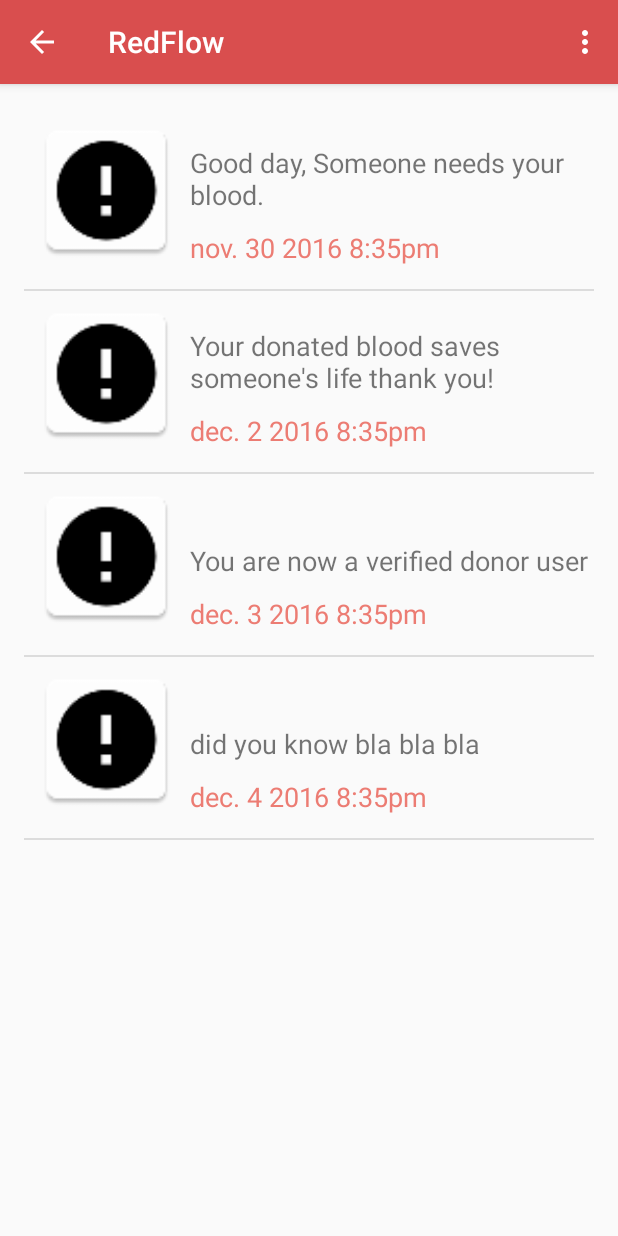
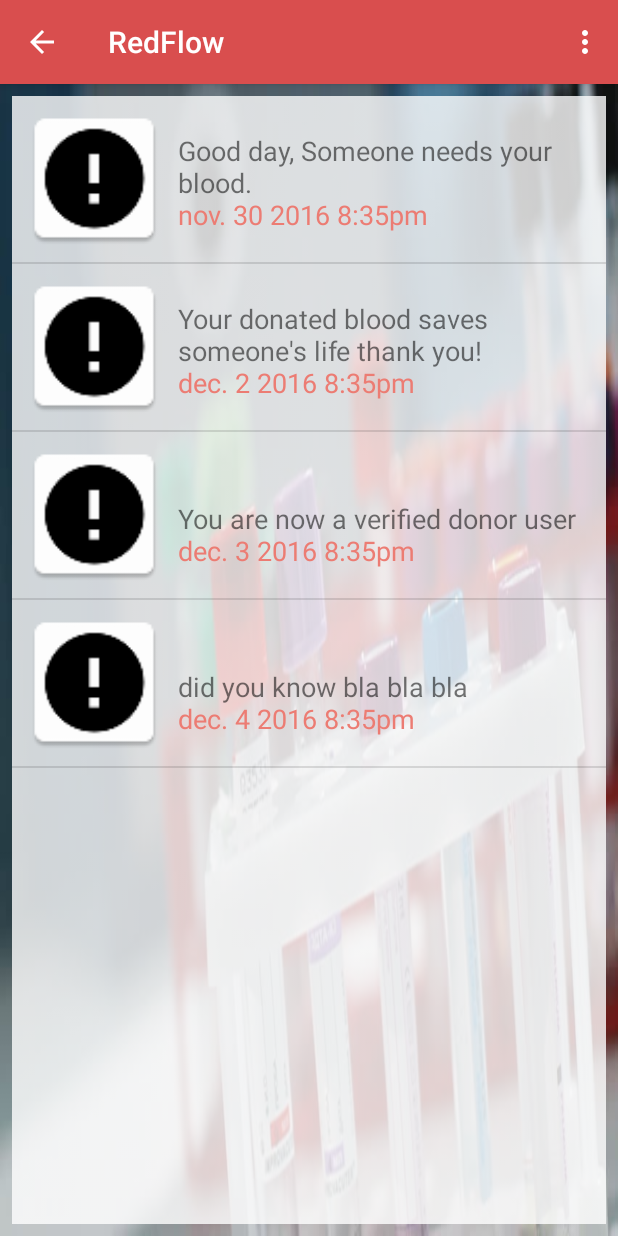
Before and after one commit to axeltants/capstone, an Android app: the notification screen opened directly, with no data from a screen before it, on a phone screen of 412 x 824 dp. Run offline under Robolectric (Android 15) with nearby library versions, the light colour scheme and no system bars.

```diff
--- a/RedFlow/app/src/main/AndroidManifest.xml
+++ b/RedFlow/app/src/main/AndroidManifest.xml
@@ -13,7 +13,7 @@
         android:label="@string/app_name"
         android:supportsRtl="true"
         android:theme="@style/AppTheme">
-        <activity android:name=".LoginActivity">
+        <activity android:name=".admin.search_result">
             <intent-filter>
                 <action android:name="android.intent.action.MAIN" />
 
@@ -29,7 +29,7 @@
         <activity android:name=".history" android:parentActivityName=".home"/>
         <activity android:name=".admin.admin_home" />
         <activity android:name=".admin.search_user" />
-        <activity android:name=".admin.search_result" />
+        <activity android:name=".LoginActivity" />
 
         <meta-data
             android:name="com.google.android.geo.API_KEY"
--- a/RedFlow/app/src/main/res/layout/list_notif.xml
+++ b/RedFlow/app/src/main/res/layout/list_notif.xml
@@ -1,8 +1,11 @@
 <?xml version="1.0" encoding="utf-8"?>
 <RelativeLayout xmlns:android="http://schemas.android.com/apk/res/android"
     android:layout_width="match_parent"
-    android:layout_height="match_parent"
-    android:paddingBottom="10dp">
+    android:layout_height="match_parent">
+
+        <RelativeLayout
+            android:layout_width="match_parent"
+            android:layout_height="wrap_content">
 
                 <ImageView
                     android:id="@+id/notifimage"
@@ -34,8 +37,8 @@
                     android:textColor="@color/colorAccent2"
                     android:layout_gravity="center"
                     android:layout_alignBottom="@+id/notifimage"
-            android:layout_toRightOf="@+id/notifimage" />
-
-
+                    android:layout_toRightOf="@+id/notifimage"
+                    android:layout_marginBottom="14dp"/>
 
         </RelativeLayout>
+</RelativeLayout>
--- a/RedFlow/app/src/main/res/layout/login.xml
+++ b/RedFlow/app/src/main/res/layout/login.xml
@@ -26,7 +26,7 @@
             <ImageView
                 android:id="@+id/logo"
                 android:layout_width="match_parent"
-                android:layout_height="150dp"
+                android:layout_height="200dp"
                 android:scaleType="fitCenter"
                 android:src="@drawable/redflow" />
 
--- a/RedFlow/app/src/main/res/layout/notification.xml
+++ b/RedFlow/app/src/main/res/layout/notification.xml
@@ -4,17 +4,16 @@
     android:id="@+id/notification"
     android:layout_width="match_parent"
     android:layout_height="match_parent"
-    android:paddingBottom="@dimen/activity_vertical_margin"
-    android:paddingLeft="@dimen/activity_horizontal_margin"
-    android:paddingRight="@dimen/activity_horizontal_margin"
-    android:paddingTop="@dimen/activity_vertical_margin"
-    tools:context="com.example.capstone.redflow.notification">
+   android:padding="8dp"
+    tools:context="com.example.capstone.redflow.notification"
+    android:background="@drawable/bg">
 
     <ListView
         android:id="@+id/notificationlist"
         android:layout_width="match_parent"
         android:layout_height="match_parent"
         android:layout_alignParentStart="true"
-        android:layout_alignParentTop="true" />
+        android:layout_alignParentTop="true"
+        android:background="@drawable/bg2"/>
 
 </RelativeLayout>
```
Also changed, not shown: RedFlow/app/src/main/java/com/example/capstone/redflow/admin/search_result.java (+14 -1 lines), RedFlow/app/src/main/java/com/example/capstone/redflow/admin_lists/resultGetSet.java (added, +29 -0 lines), RedFlow/app/src/main/java/com/example/capstone/redflow/admin_lists/resultlistAdapter.java (added, +44 -0 lines), RedFlow/app/src/main/java/com/example/capstone/redflow/admin_lists/resultprovider.java (added, +47 -0 lines), RedFlow/app/src/main/res/layout/search_result.xml (+8 -6 lines), RedFlow/app/src/main/res/layout/search_resultlist.xml (+28 -2 lines), RedFlow/app/src/main/res/drawable/bg2.png (added). Lines whose indentation alone changed are shown as unchanged.
